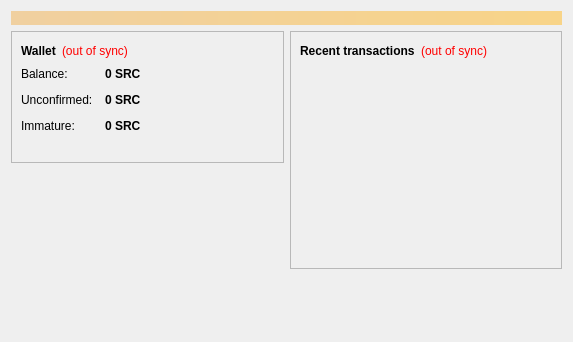
Qt form src/qt/forms/overviewpage.ui (securechain/securechain-wallet) before a commit.
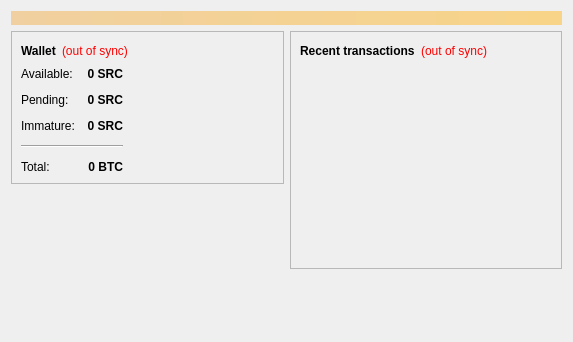
The same form after that commit. Icons and pictures are not drawn.

The edit to the form file:
```diff
--- a/src/qt/forms/overviewpage.ui
+++ b/src/qt/forms/overviewpage.ui
@@ -90,6 +90,8 @@
            </layout>
           </item>
           <item>
+          <layout class="QHBoxLayout" name="horizontalLayout_3">
+           <item>
            <layout class="QFormLayout" name="formLayout_2">
             <property name="fieldGrowthPolicy">
              <enum>QFormLayout::AllNonFixedFieldsGrow</enum>
@@ -103,7 +105,7 @@
             <item row="0" column="0">
              <widget class="QLabel" name="label">
               <property name="text">
-               <string>Balance:</string>
+               <string>Available:</string>
               </property>
              </widget>
             </item>
@@ -124,6 +126,9 @@
               <property name="text">
                <string notr="true">0 SRC</string>
               </property>
+              <property name="alignment">
+               <set>Qt::AlignRight|Qt::AlignTrailing|Qt::AlignVCenter</set>
+              </property>
               <property name="textInteractionFlags">
                <set>Qt::LinksAccessibleByMouse|Qt::TextSelectableByKeyboard|Qt::TextSelectableByMouse</set>
               </property>
@@ -132,7 +137,7 @@
             <item row="1" column="0">
              <widget class="QLabel" name="label_3">
               <property name="text">
-               <string>Unconfirmed:</string>
+               <string>Pending:</string>
               </property>
              </widget>
             </item>
@@ -153,6 +158,9 @@
               <property name="text">
                <string notr="true">0 SRC</string>
               </property>
+              <property name="alignment">
+               <set>Qt::AlignRight|Qt::AlignTrailing|Qt::AlignVCenter</set>
+              </property>
               <property name="textInteractionFlags">
                <set>Qt::LinksAccessibleByMouse|Qt::TextSelectableByKeyboard|Qt::TextSelectableByMouse</set>
               </property>
@@ -179,31 +187,69 @@
               <property name="text">
                <string notr="true">0 SRC</string>
               </property>
+              <property name="alignment">
+               <set>Qt::AlignRight|Qt::AlignTrailing|Qt::AlignVCenter</set>
+              </property>
               <property name="textInteractionFlags">
                <set>Qt::LinksAccessibleByMouse|Qt::TextSelectableByKeyboard|Qt::TextSelectableByMouse</set>
               </property>
              </widget>
             </item>
+            <item row="4" column="0">
+             <widget class="QLabel" name="labelTotalText">
+              <property name="text">
+               <string>Total:</string>
+              </property>
+             </widget>
+            </item>
+            <item row="4" column="1">
+             <widget class="QLabel" name="labelTotal">
+              <property name="font">
+               <font>
+                <weight>75</weight>
+                <bold>true</bold>
+               </font>
+              </property>
+              <property name="cursor">
+               <cursorShape>IBeamCursor</cursorShape>
+              </property>
+              <property name="toolTip">
+               <string>Your current total balance</string>
+              </property>
+              <property name="text">
+               <string notr="true">0 BTC</string>
+              </property>
+              <property name="alignment">
+               <set>Qt::AlignRight|Qt::AlignTrailing|Qt::AlignVCenter</set>
+              </property>
+              <property name="textInteractionFlags">
+               <set>Qt::LinksAccessibleByMouse|Qt::TextSelectableByKeyboard|Qt::TextSelectableByMouse</set>
+              </property>
+             </widget>
+            </item>
+            <item row="3" column="0" colspan="2">
+             <widget class="Line" name="line">
+              <property name="orientation">
+               <enum>Qt::Horizontal</enum>
+              </property>
+             </widget>
+            </item>
            </layout>
           </item>
-          <item>
-           <widget class="QLabel" name="label_wallet_bgcoin">
-            <property name="text">
-             <string/>
-            </property>
-            <property name="pixmap">
-             <pixmap resource="../bitcoin.qrc">:/images/wallet_bgcoin</pixmap>
-            </property>
-            <property name="scaledContents">
-             <bool>false</bool>
-            </property>
-            <property name="alignment">
-             <set>Qt::AlignCenter</set>
-            </property>
-            <property name="margin">
-             <number>-2</number>
-            </property>
-           </widget>
+            <item>
+             <spacer name="horizontalSpacer_3">
+              <property name="orientation">
+               <enum>Qt::Horizontal</enum>
+              </property>
+              <property name="sizeHint" stdset="0">
+               <size>
+                <width>40</width>
+                <height>20</height>
+               </size>
+              </property>
+             </spacer>
+            </item>
+           </layout>
           </item>
          </layout>
         </widget>
```
Left out of the diff: 8 changed lines with no effect on the pictures.
